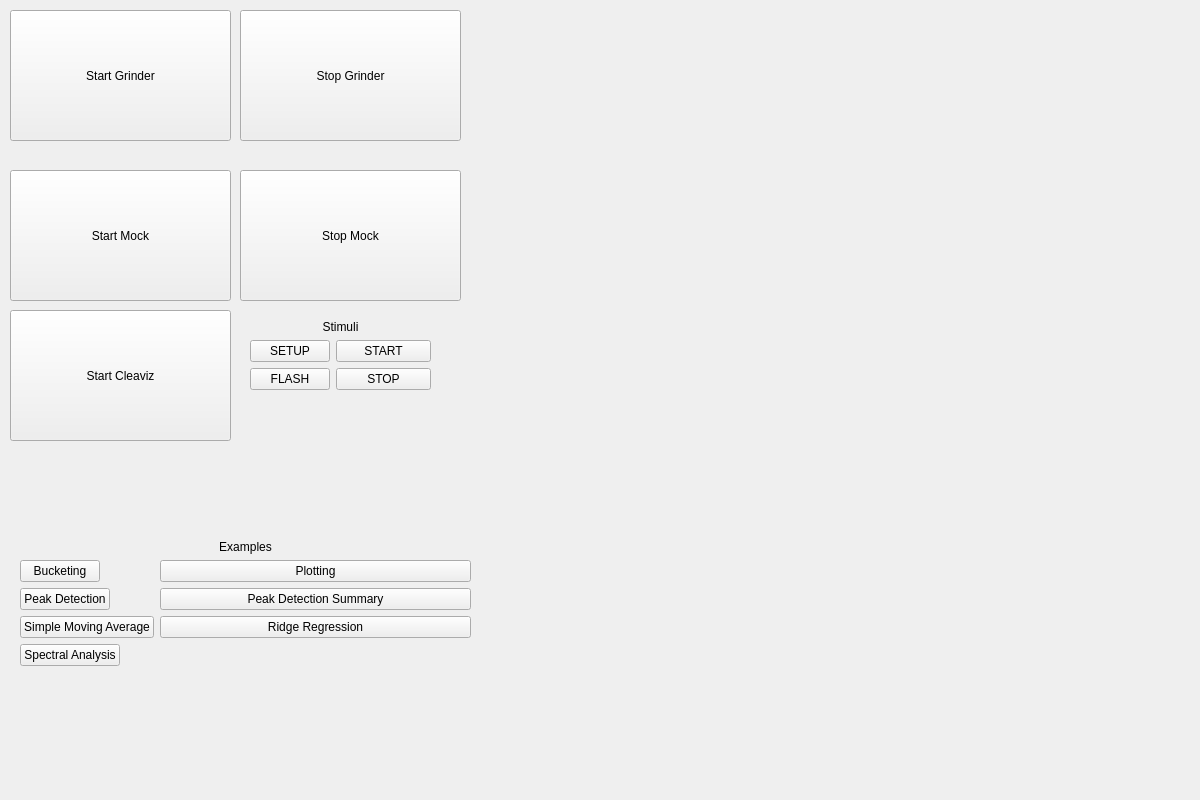
The window that style/interface.ui (lasseaeggen/SiNRI) describes before a commit, drawn with Qt 5.
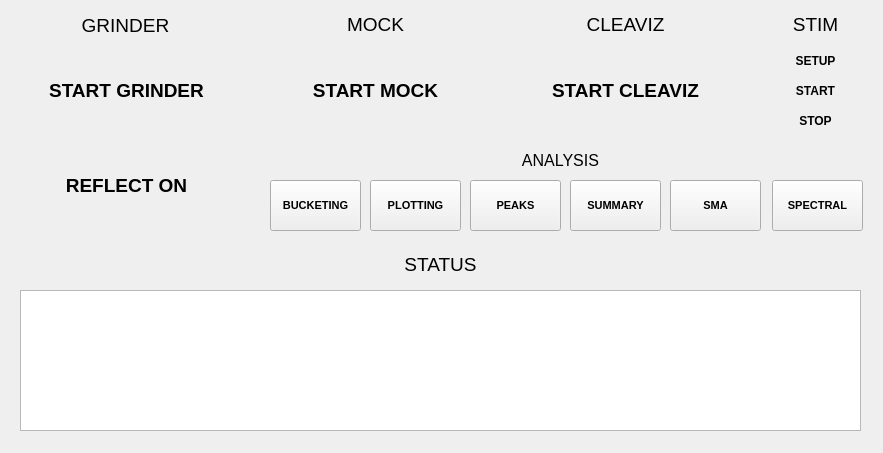
The same window after the commit.

Commit message: Create suggested GUI in Qt designer.

Patch:
```diff
--- a/style/interface.ui
+++ b/style/interface.ui
@@ -6,262 +6,653 @@
    <rect>
     <x>0</x>
     <y>0</y>
-    <width>1200</width>
-    <height>800</height>
+    <width>883</width>
+    <height>453</height>
    </rect>
   </property>
   <property name="windowTitle">
    <string>Form</string>
   </property>
-  <widget class="QPushButton" name="startCleavizButton">
-   <property name="enabled">
-    <bool>true</bool>
-   </property>
+  <property name="styleSheet">
+   <string notr="true">background-color: &quot;#6e6e6e&quot;;</string>
+  </property>
+  <widget class="QWidget" name="widget" native="true">
    <property name="geometry">
     <rect>
      <x>10</x>
-     <y>310</y>
-     <width>221</width>
-     <height>131</height>
+     <y>10</y>
+     <width>231</width>
+     <height>231</height>
     </rect>
    </property>
-   <property name="text">
-    <string>Start Cleaviz</string>
+   <property name="styleSheet">
+    <string notr="true">background-color: &quot;#b3b3b3&quot;;</string>
    </property>
+   <widget class="QLabel" name="label_4">
+    <property name="geometry">
+     <rect>
+      <x>0</x>
+      <y>0</y>
+      <width>231</width>
+      <height>31</height>
+     </rect>
+    </property>
+    <property name="font">
+     <font>
+      <pointsize>14</pointsize>
+      <weight>50</weight>
+      <bold>false</bold>
+     </font>
+    </property>
+    <property name="styleSheet">
+     <string notr="true">background-color: &quot;#e6e6e6&quot;;</string>
+    </property>
+    <property name="text">
+     <string>GRINDER</string>
+    </property>
+    <property name="alignment">
+     <set>Qt::AlignCenter</set>
+    </property>
+   </widget>
+   <widget class="QPushButton" name="startGrinderButton">
+    <property name="enabled">
+     <bool>true</bool>
+    </property>
+    <property name="geometry">
+     <rect>
+      <x>17</x>
+      <y>40</y>
+      <width>199</width>
+      <height>81</height>
+     </rect>
+    </property>
+    <property name="font">
+     <font>
+      <pointsize>14</pointsize>
+      <weight>75</weight>
+      <bold>true</bold>
+      <strikeout>false</strikeout>
+     </font>
+    </property>
+    <property name="contextMenuPolicy">
+     <enum>Qt::PreventContextMenu</enum>
+    </property>
+    <property name="autoFillBackground">
+     <bool>false</bool>
+    </property>
+    <property name="styleSheet">
+     <string notr="true">background-color: &quot;#21c226&quot;;
+color: &quot;white&quot;;</string>
+    </property>
+    <property name="text">
+     <string>START GRINDER</string>
+    </property>
+    <property name="flat">
+     <bool>true</bool>
+    </property>
+   </widget>
+   <widget class="QPushButton" name="reflectButton">
+    <property name="enabled">
+     <bool>true</bool>
+    </property>
+    <property name="geometry">
+     <rect>
+      <x>17</x>
+      <y>135</y>
+      <width>199</width>
+      <height>81</height>
+     </rect>
+    </property>
+    <property name="font">
+     <font>
+      <pointsize>14</pointsize>
+      <weight>75</weight>
+      <bold>true</bold>
+     </font>
+    </property>
+    <property name="contextMenuPolicy">
+     <enum>Qt::PreventContextMenu</enum>
+    </property>
+    <property name="autoFillBackground">
+     <bool>false</bool>
+    </property>
+    <property name="styleSheet">
+     <string notr="true">background-color: &quot;#21c226&quot;;
+color: &quot;white&quot;;</string>
+    </property>
+    <property name="text">
+     <string>REFLECT ON</string>
+    </property>
+    <property name="flat">
+     <bool>true</bool>
+    </property>
+   </widget>
   </widget>
-  <widget class="QPushButton" name="startMockButton">
-   <property name="enabled">
-    <bool>true</bool>
-   </property>
+  <widget class="QWidget" name="widget_2" native="true">
    <property name="geometry">
     <rect>
-     <x>10</x>
-     <y>170</y>
-     <width>221</width>
+     <x>260</x>
+     <y>10</y>
+     <width>231</width>
      <height>131</height>
     </rect>
    </property>
-   <property name="text">
-    <string>Start Mock</string>
+   <property name="styleSheet">
+    <string notr="true">background-color: &quot;#b3b3b3&quot;;</string>
    </property>
+   <widget class="QLabel" name="label_5">
+    <property name="geometry">
+     <rect>
+      <x>0</x>
+      <y>-1</y>
+      <width>231</width>
+      <height>31</height>
+     </rect>
+    </property>
+    <property name="font">
+     <font>
+      <pointsize>14</pointsize>
+      <weight>50</weight>
+      <bold>false</bold>
+     </font>
+    </property>
+    <property name="styleSheet">
+     <string notr="true">background-color: &quot;#e6e6e6&quot;;</string>
+    </property>
+    <property name="text">
+     <string>MOCK</string>
+    </property>
+    <property name="alignment">
+     <set>Qt::AlignCenter</set>
+    </property>
+   </widget>
+   <widget class="QPushButton" name="startMockButton">
+    <property name="enabled">
+     <bool>true</bool>
+    </property>
+    <property name="geometry">
+     <rect>
+      <x>10</x>
+      <y>40</y>
+      <width>211</width>
+      <height>81</height>
+     </rect>
+    </property>
+    <property name="font">
+     <font>
+      <pointsize>14</pointsize>
+      <weight>75</weight>
+      <bold>true</bold>
+     </font>
+    </property>
+    <property name="autoFillBackground">
+     <bool>false</bool>
+    </property>
+    <property name="styleSheet">
+     <string notr="true">background-color: &quot;#21c226&quot;;
+color: &quot;white&quot;;</string>
+    </property>
+    <property name="text">
+     <string>START MOCK</string>
+    </property>
+    <property name="flat">
+     <bool>true</bool>
+    </property>
+   </widget>
   </widget>
-  <widget class="QPushButton" name="startGrinderButton">
-   <property name="enabled">
-    <bool>true</bool>
-   </property>
+  <widget class="QWidget" name="widget_3" native="true">
    <property name="geometry">
     <rect>
-     <x>10</x>
+     <x>510</x>
      <y>10</y>
-     <width>221</width>
+     <width>231</width>
      <height>131</height>
     </rect>
    </property>
-   <property name="contextMenuPolicy">
-    <enum>Qt::PreventContextMenu</enum>
+   <property name="styleSheet">
+    <string notr="true">background-color: &quot;#b3b3b3&quot;;</string>
    </property>
-   <property name="text">
-    <string>Start Grinder</string>
-   </property>
+   <widget class="QLabel" name="label_6">
+    <property name="geometry">
+     <rect>
+      <x>0</x>
+      <y>-1</y>
+      <width>231</width>
+      <height>31</height>
+     </rect>
+    </property>
+    <property name="font">
+     <font>
+      <pointsize>14</pointsize>
+      <weight>50</weight>
+      <bold>false</bold>
+     </font>
+    </property>
+    <property name="styleSheet">
+     <string notr="true">background-color: &quot;#e6e6e6&quot;;</string>
+    </property>
+    <property name="text">
+     <string>CLEAVIZ</string>
+    </property>
+    <property name="alignment">
+     <set>Qt::AlignCenter</set>
+    </property>
+   </widget>
+   <widget class="QPushButton" name="startCleavizButton">
+    <property name="enabled">
+     <bool>true</bool>
+    </property>
+    <property name="geometry">
+     <rect>
+      <x>10</x>
+      <y>40</y>
+      <width>211</width>
+      <height>81</height>
+     </rect>
+    </property>
+    <property name="font">
+     <font>
+      <pointsize>14</pointsize>
+      <weight>75</weight>
+      <bold>true</bold>
+     </font>
+    </property>
+    <property name="autoFillBackground">
+     <bool>false</bool>
+    </property>
+    <property name="styleSheet">
+     <string notr="true">background-color: &quot;#21c226&quot;;
+color: &quot;white&quot;;</string>
+    </property>
+    <property name="text">
+     <string>START CLEAVIZ</string>
+    </property>
+    <property name="flat">
+     <bool>true</bool>
+    </property>
+   </widget>
   </widget>
-  <widget class="QPushButton" name="stopMockButton">
-   <property name="enabled">
-    <bool>true</bool>
-   </property>
+  <widget class="QWidget" name="widget_4" native="true">
    <property name="geometry">
     <rect>
-     <x>240</x>
-     <y>170</y>
-     <width>221</width>
-     <height>131</height>
-    </rect>
-   </property>
-   <property name="text">
-    <string>Stop Mock</string>
-   </property>
-  </widget>
-  <widget class="QWidget" name="runningStatusBar" native="true">
-   <property name="geometry">
-    <rect>
-     <x>470</x>
-     <y>200</y>
-     <width>120</width>
-     <height>80</height>
-    </rect>
-   </property>
-   <property name="autoFillBackground">
-    <bool>true</bool>
-   </property>
-  </widget>
-  <widget class="QPushButton" name="stopGrinderButton">
-   <property name="enabled">
-    <bool>true</bool>
-   </property>
-   <property name="geometry">
-    <rect>
-     <x>240</x>
+     <x>760</x>
      <y>10</y>
-     <width>221</width>
+     <width>111</width>
      <height>131</height>
     </rect>
    </property>
-   <property name="text">
-    <string>Stop Grinder</string>
+   <property name="styleSheet">
+    <string notr="true">background-color: &quot;#b3b3b3&quot;;</string>
    </property>
+   <widget class="QLabel" name="label_7">
+    <property name="geometry">
+     <rect>
+      <x>0</x>
+      <y>-1</y>
+      <width>111</width>
+      <height>31</height>
+     </rect>
+    </property>
+    <property name="font">
+     <font>
+      <pointsize>14</pointsize>
+      <weight>50</weight>
+      <bold>false</bold>
+     </font>
+    </property>
+    <property name="styleSheet">
+     <string notr="true">background-color: &quot;#e6e6e6&quot;;</string>
+    </property>
+    <property name="text">
+     <string>STIM</string>
+    </property>
+    <property name="alignment">
+     <set>Qt::AlignCenter</set>
+    </property>
+   </widget>
+   <widget class="QPushButton" name="stimuliSetupButton">
+    <property name="enabled">
+     <bool>true</bool>
+    </property>
+    <property name="geometry">
+     <rect>
+      <x>10</x>
+      <y>40</y>
+      <width>91</width>
+      <height>21</height>
+     </rect>
+    </property>
+    <property name="font">
+     <font>
+      <weight>75</weight>
+      <bold>true</bold>
+     </font>
+    </property>
+    <property name="autoFillBackground">
+     <bool>false</bool>
+    </property>
+    <property name="styleSheet">
+     <string notr="true">background-color: &quot;#219ac2&quot;;
+color: &quot;white&quot;;</string>
+    </property>
+    <property name="text">
+     <string>SETUP</string>
+    </property>
+    <property name="flat">
+     <bool>true</bool>
+    </property>
+   </widget>
+   <widget class="QPushButton" name="stimuliStartButton">
+    <property name="enabled">
+     <bool>true</bool>
+    </property>
+    <property name="geometry">
+     <rect>
+      <x>10</x>
+      <y>70</y>
+      <width>91</width>
+      <height>21</height>
+     </rect>
+    </property>
+    <property name="font">
+     <font>
+      <weight>75</weight>
+      <bold>true</bold>
+     </font>
+    </property>
+    <property name="autoFillBackground">
+     <bool>false</bool>
+    </property>
+    <property name="styleSheet">
+     <string notr="true">background-color: &quot;#21c226&quot;;
+color: &quot;white&quot;;</string>
+    </property>
+    <property name="text">
+     <string>START</string>
+    </property>
+    <property name="flat">
+     <bool>true</bool>
+    </property>
+   </widget>
+   <widget class="QPushButton" name="stimuliStopButton">
+    <property name="enabled">
+     <bool>true</bool>
+    </property>
+    <property name="geometry">
+     <rect>
+      <x>10</x>
+      <y>100</y>
+      <width>91</width>
+      <height>21</height>
+     </rect>
+    </property>
+    <property name="font">
+     <font>
+      <weight>75</weight>
+      <bold>true</bold>
+     </font>
+    </property>
+    <property name="autoFillBackground">
+     <bool>false</bool>
+    </property>
+    <property name="styleSheet">
+     <string notr="true">background-color: &quot;red&quot;;
+color: &quot;white&quot;;</string>
+    </property>
+    <property name="text">
+     <string>STOP</string>
+    </property>
+    <property name="flat">
+     <bool>true</bool>
+    </property>
+   </widget>
   </widget>
   <widget class="QWidget" name="formLayoutWidget">
    <property name="geometry">
     <rect>
-     <x>20</x>
-     <y>540</y>
-     <width>451</width>
+     <x>10</x>
+     <y>250</y>
+     <width>861</width>
      <height>191</height>
     </rect>
    </property>
-   <layout class="QFormLayout" name="formLayout">
-    <item row="1" column="0">
-     <widget class="QPushButton" name="bucketingButton">
-      <property name="enabled">
-       <bool>true</bool>
-      </property>
-      <property name="text">
-       <string>Bucketing</string>
-      </property>
-     </widget>
-    </item>
-    <item row="1" column="1">
-     <widget class="QPushButton" name="plottingButton">
-      <property name="enabled">
-       <bool>true</bool>
-      </property>
-      <property name="text">
-       <string>Plotting</string>
-      </property>
-     </widget>
-    </item>
-    <item row="2" column="0">
-     <widget class="QPushButton" name="peakDetectionButton">
-      <property name="enabled">
-       <bool>true</bool>
-      </property>
-      <property name="text">
-       <string>Peak Detection</string>
-      </property>
-     </widget>
-    </item>
-    <item row="2" column="1">
-     <widget class="QPushButton" name="peakDetectionSummaryButton">
-      <property name="enabled">
-       <bool>true</bool>
-      </property>
-      <property name="text">
-       <string>Peak Detection Summary</string>
-      </property>
-     </widget>
-    </item>
-    <item row="3" column="0">
-     <widget class="QPushButton" name="simpleMovingAverageButton">
-      <property name="enabled">
-       <bool>true</bool>
-      </property>
-      <property name="text">
-       <string>Simple Moving Average</string>
-      </property>
-     </widget>
-    </item>
-    <item row="3" column="1">
-     <widget class="QPushButton" name="ridgeRegressionButton">
-      <property name="enabled">
-       <bool>true</bool>
-      </property>
-      <property name="text">
-       <string>Ridge Regression</string>
-      </property>
-     </widget>
-    </item>
-    <item row="4" column="0">
-     <widget class="QPushButton" name="spectralAnalysisButton">
-      <property name="enabled">
-       <bool>true</bool>
-      </property>
-      <property name="text">
-       <string>Spectral Analysis</string>
-      </property>
-     </widget>
-    </item>
-    <item row="0" column="0" colspan="2">
-     <widget class="QLabel" name="label_2">
-      <property name="text">
-       <string>Examples</string>
-      </property>
-      <property name="alignment">
-       <set>Qt::AlignCenter</set>
-      </property>
-     </widget>
-    </item>
-   </layout>
+   <property name="styleSheet">
+    <string notr="true">background-color: &quot;#b3b3b3&quot;;</string>
+   </property>
+   <widget class="QLabel" name="label_8">
+    <property name="geometry">
+     <rect>
+      <x>0</x>
+      <y>-1</y>
+      <width>861</width>
+      <height>31</height>
+     </rect>
+    </property>
+    <property name="font">
+     <font>
+      <pointsize>14</pointsize>
+      <weight>50</weight>
+      <bold>false</bold>
+     </font>
+    </property>
+    <property name="styleSheet">
+     <string notr="true">background-color: &quot;#e6e6e6&quot;;</string>
+    </property>
+    <property name="text">
+     <string>STATUS</string>
+    </property>
+    <property name="alignment">
+     <set>Qt::AlignCenter</set>
+    </property>
+   </widget>
+   <widget class="QTextBrowser" name="textBrowser">
+    <property name="geometry">
+     <rect>
+      <x>10</x>
+      <y>40</y>
+      <width>841</width>
+      <height>141</height>
+     </rect>
+    </property>
+    <property name="styleSheet">
+     <string notr="true">background-color: &quot;black&quot;;</string>
+    </property>
+   </widget>
   </widget>
   <widget class="QWidget" name="formLayoutWidget_2">
    <property name="geometry">
     <rect>
-     <x>250</x>
-     <y>320</y>
-     <width>181</width>
-     <height>161</height>
+     <x>260</x>
+     <y>150</y>
+     <width>611</width>
+     <height>91</height>
     </rect>
    </property>
-   <layout class="QFormLayout" name="formLayout_2">
-    <item row="1" column="0">
-     <widget class="QPushButton" name="stimuliSetupButton">
-      <property name="enabled">
-       <bool>true</bool>
-      </property>
-      <property name="text">
-       <string>SETUP</string>
-      </property>
-     </widget>
-    </item>
-    <item row="1" column="1">
-     <widget class="QPushButton" name="stimuliStartButton">
-      <property name="enabled">
-       <bool>true</bool>
-      </property>
-      <property name="text">
-       <string>START</string>
-      </property>
-     </widget>
-    </item>
-    <item row="2" column="0">
-     <widget class="QPushButton" name="stimuliFlashButton">
-      <property name="enabled">
-       <bool>true</bool>
-      </property>
-      <property name="text">
-       <string>FLASH</string>
-      </property>
-     </widget>
-    </item>
-    <item row="2" column="1">
-     <widget class="QPushButton" name="stimuliStopButton">
-      <property name="enabled">
-       <bool>true</bool>
-      </property>
-      <property name="text">
-       <string>STOP</string>
-      </property>
-     </widget>
-    </item>
-    <item row="0" column="0" colspan="2">
-     <widget class="QLabel" name="label_3">
-      <property name="text">
-       <string>Stimuli</string>
-      </property>
-      <property name="alignment">
-       <set>Qt::AlignCenter</set>
-      </property>
-     </widget>
-    </item>
-   </layout>
+   <property name="styleSheet">
+    <string notr="true">background-color: &quot;#b3b3b3&quot;;</string>
+   </property>
+   <widget class="QLabel" name="label_9">
+    <property name="geometry">
+     <rect>
+      <x>-10</x>
+      <y>0</y>
+      <width>621</width>
+      <height>21</height>
+     </rect>
+    </property>
+    <property name="font">
+     <font>
+      <pointsize>12</pointsize>
+      <weight>50</weight>
+      <bold>false</bold>
+     </font>
+    </property>
+    <property name="styleSheet">
+     <string notr="true">background-color: &quot;#e6e6e6&quot;;</string>
+    </property>
+    <property name="text">
+     <string>ANALYSIS</string>
+    </property>
+    <property name="alignment">
+     <set>Qt::AlignCenter</set>
+    </property>
+   </widget>
+   <widget class="QPushButton" name="bucketingButton">
+    <property name="enabled">
+     <bool>true</bool>
+    </property>
+    <property name="geometry">
+     <rect>
+      <x>10</x>
+      <y>30</y>
+      <width>91</width>
+      <height>51</height>
+     </rect>
+    </property>
+    <property name="font">
+     <font>
+      <pointsize>8</pointsize>
+      <weight>75</weight>
+      <bold>true</bold>
+     </font>
+    </property>
+    <property name="styleSheet">
+     <string notr="true">background-color: &quot;white&quot;;</string>
+    </property>
+    <property name="text">
+     <string>BUCKETING</string>
+    </property>
+   </widget>
+   <widget class="QPushButton" name="plottingButton">
+    <property name="enabled">
+     <bool>true</bool>
+    </property>
+    <property name="geometry">
+     <rect>
+      <x>110</x>
+      <y>30</y>
+      <width>91</width>
+      <height>51</height>
+     </rect>
+    </property>
+    <property name="font">
+     <font>
+      <pointsize>8</pointsize>
+      <weight>75</weight>
+      <bold>true</bold>
+     </font>
+    </property>
+    <property name="styleSheet">
+     <string notr="true">background-color: &quot;white&quot;;</string>
+    </property>
+    <property name="text">
+     <string>PLOTTING</string>
+    </property>
+   </widget>
+   <widget class="QPushButton" name="peakDetectionButton">
+    <property name="enabled">
+     <bool>true</bool>
+    </property>
+    <property name="geometry">
+     <rect>
+      <x>210</x>
+      <y>30</y>
+      <width>91</width>
+      <height>51</height>
+     </rect>
+    </property>
+    <property name="font">
+     <font>
+      <pointsize>8</pointsize>
+      <weight>75</weight>
+      <bold>true</bold>
+     </font>
+    </property>
+    <property name="styleSheet">
+     <string notr="true">background-color: &quot;white&quot;;</string>
+    </property>
+    <property name="text">
+     <string>PEAKS</string>
+    </property>
+   </widget>
+   <widget class="QPushButton" name="peakDetectionSummaryButton">
+    <property name="enabled">
+     <bool>true</bool>
+    </property>
+    <property name="geometry">
+     <rect>
+      <x>310</x>
+      <y>30</y>
+      <width>91</width>
+      <height>51</height>
+     </rect>
+    </property>
+    <property name="font">
+     <font>
+      <pointsize>8</pointsize>
+      <weight>75</weight>
+      <bold>true</bold>
+     </font>
+    </property>
+    <property name="styleSheet">
+     <string notr="true">background-color: &quot;white&quot;;</string>
+    </property>
+    <property name="text">
+     <string>SUMMARY</string>
+    </property>
+   </widget>
+   <widget class="QPushButton" name="simpleMovingAverageButton">
+    <property name="enabled">
+     <bool>true</bool>
+    </property>
+    <property name="geometry">
+     <rect>
+      <x>410</x>
+      <y>30</y>
+      <width>91</width>
+      <height>51</height>
+     </rect>
+    </property>
+    <property name="font">
+     <font>
+      <pointsize>8</pointsize>
+      <weight>75</weight>
+      <bold>true</bold>
+     </font>
+    </property>
+    <property name="styleSheet">
+     <string notr="true">background-color: &quot;white&quot;;</string>
+    </property>
+    <property name="text">
+     <string>SMA</string>
+    </property>
+   </widget>
+   <widget class="QPushButton" name="spectralAnalysisButton">
+    <property name="enabled">
+     <bool>true</bool>
+    </property>
+    <property name="geometry">
+     <rect>
+      <x>512</x>
+      <y>30</y>
+      <width>91</width>
+      <height>51</height>
+     </rect>
+    </property>
+    <property name="font">
+     <font>
+      <pointsize>8</pointsize>
+      <weight>75</weight>
+      <bold>true</bold>
+     </font>
+    </property>
+    <property name="styleSheet">
+     <string notr="true">background-color: &quot;white&quot;;</string>
+    </property>
+    <property name="text">
+     <string>SPECTRAL</string>
+    </property>
+   </widget>
   </widget>
  </widget>
  <resources/>
```
Left out of the diff: 4 changed lines with no effect on the pictures. The commit also changes 1 other file.
